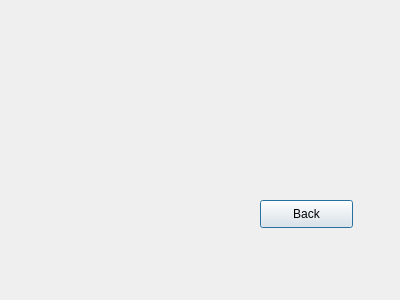
Above: src/dialogliststatistics.ui from MarioFernandes73/FEUP_IART before the change. Below: the same form after it.
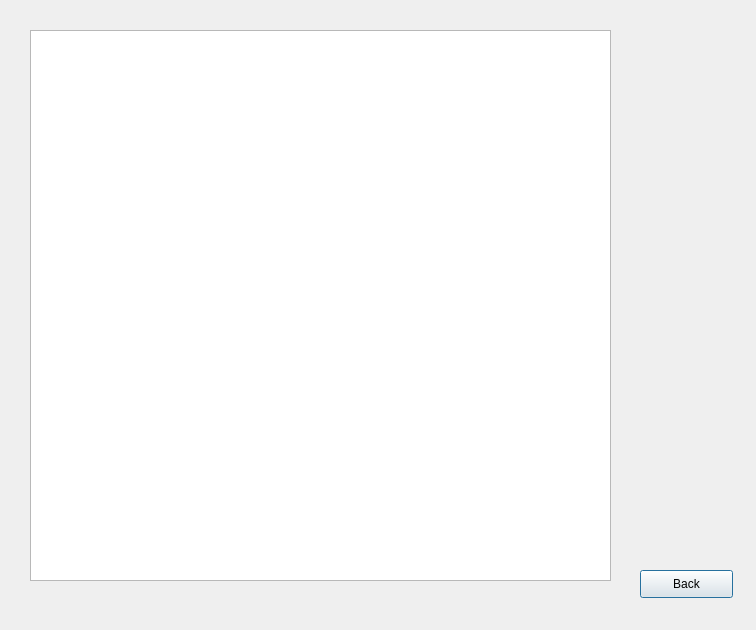
That is the form after the change.

```diff
--- a/src/dialogliststatistics.ui
+++ b/src/dialogliststatistics.ui
@@ -6,8 +6,8 @@
    <rect>
     <x>0</x>
     <y>0</y>
-    <width>400</width>
-    <height>300</height>
+    <width>756</width>
+    <height>630</height>
    </rect>
   </property>
   <property name="windowTitle">
@@ -16,8 +16,8 @@
   <widget class="QPushButton" name="pushButton_5">
    <property name="geometry">
     <rect>
-     <x>260</x>
-     <y>200</y>
+     <x>640</x>
+     <y>570</y>
      <width>93</width>
      <height>28</height>
     </rect>
@@ -26,6 +26,16 @@
     <string>Back</string>
    </property>
   </widget>
+  <widget class="QTextBrowser" name="textBrowser">
+   <property name="geometry">
+    <rect>
+     <x>30</x>
+     <y>30</y>
+     <width>581</width>
+     <height>551</height>
+    </rect>
+   </property>
+  </widget>
  </widget>
  <resources/>
  <connections>
```
